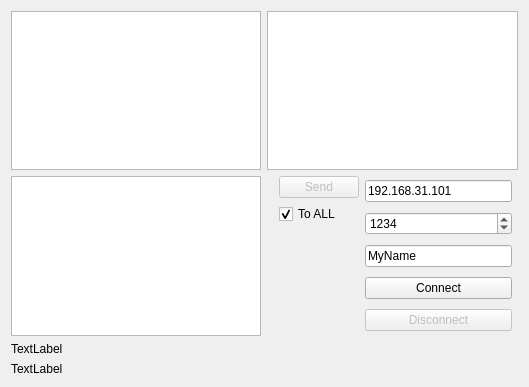
First picture: the form in dialog.ui, repository adratkovskiy/trillian, before the edit.
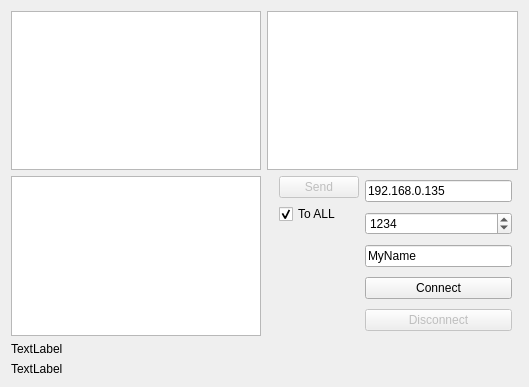
Second picture: the form after the edit.

The edit to the form file:
```diff
--- a/dialog.ui
+++ b/dialog.ui
@@ -79,7 +79,7 @@
      <item>
       <widget class="QLineEdit" name="leHost">
        <property name="text">
-        <string>192.168.31.101</string>
+        <string>192.168.0.135</string>
        </property>
       </widget>
      </item>
```
